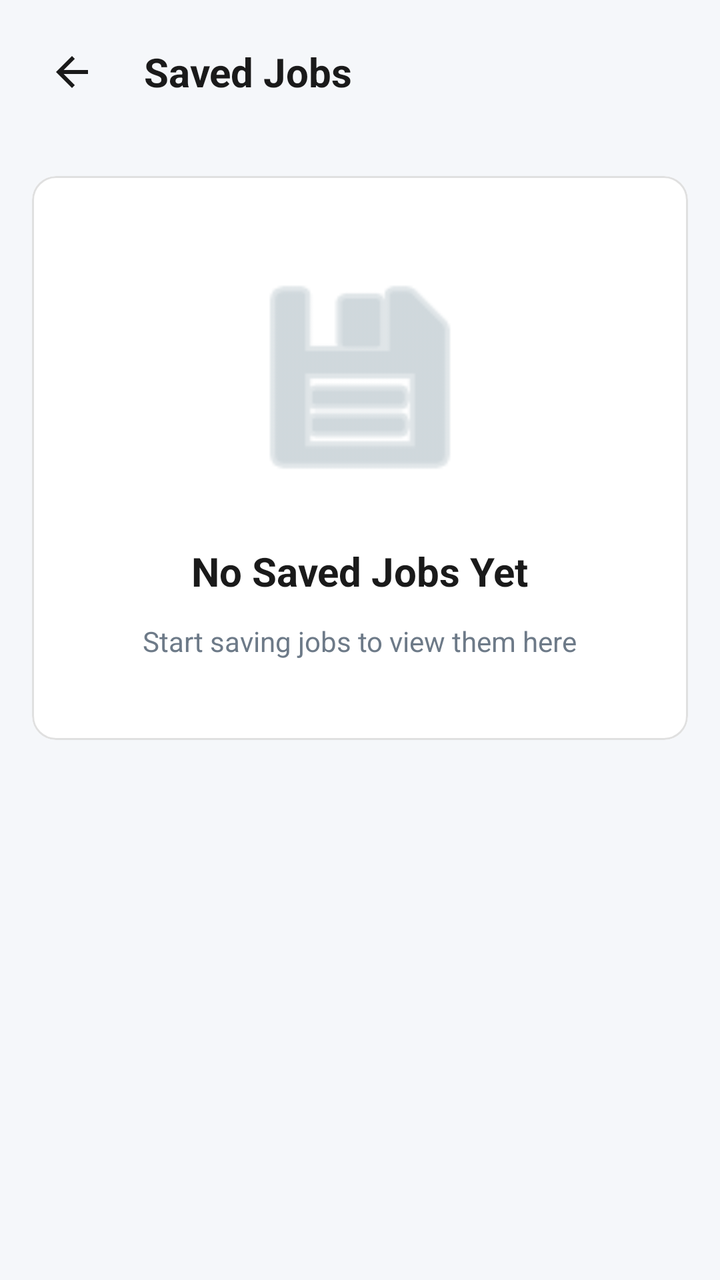
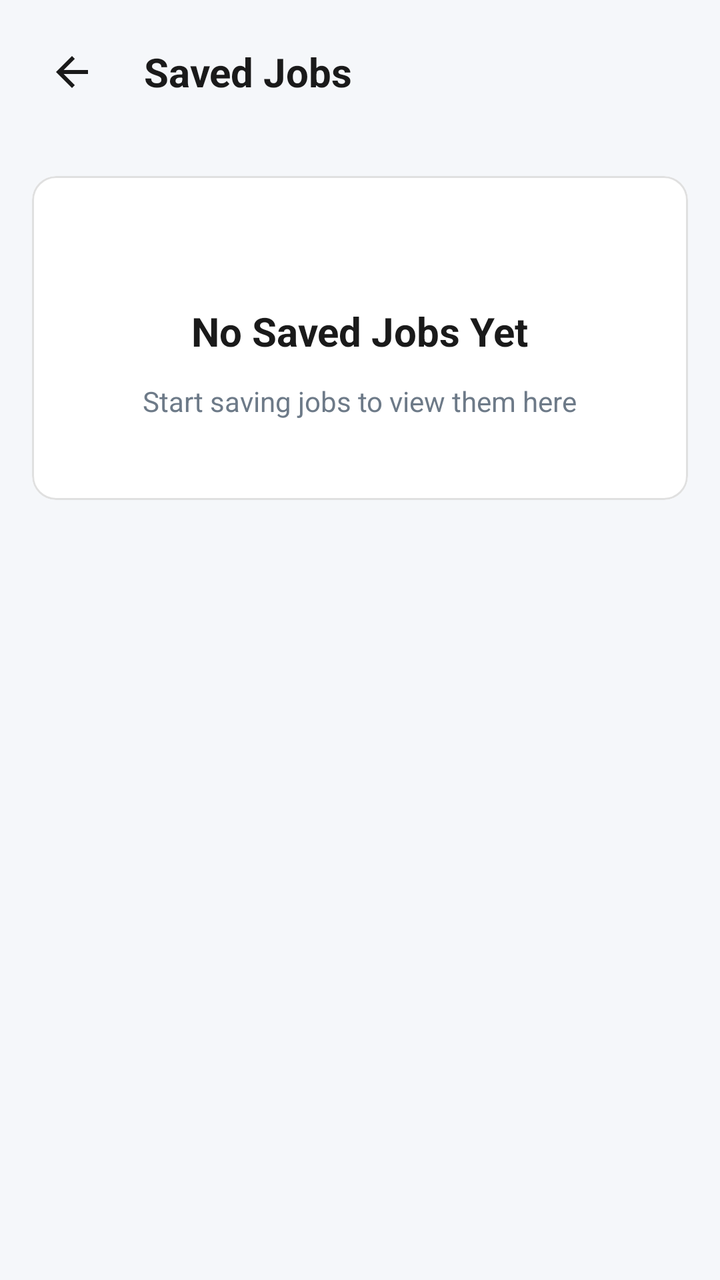

Screens rendered from an Android XML layout before and after an edit, with the pre-edit source and the edit as a unified diff.
<!-- AndroidManifest.xml: application theme Theme.WorkWiseSA -->
<!-- res/layout/settingsviewsavedjobs.xml -->
<?xml version="1.0" encoding="utf-8"?>
<RelativeLayout xmlns:android="http://schemas.android.com/apk/res/android"
    xmlns:app="http://schemas.android.com/apk/res-auto"
    xmlns:tools="http://schemas.android.com/tools"
    android:layout_width="match_parent"
    android:layout_height="match_parent"
    android:background="#F5F7FA"
    android:fitsSystemWindows="true"> <LinearLayout
    android:id="@+id/headerLayout"
    android:layout_width="match_parent"
    android:layout_height="wrap_content"
    android:background="#F5F7FA"
    android:orientation="horizontal"
    android:gravity="center_vertical"
    android:padding="16dp">

    <ImageButton
        android:id="@+id/backButton"
        android:layout_width="40dp"
        android:layout_height="40dp"
        android:background="?attr/selectableItemBackgroundBorderless"
        android:src="@drawable/baselinearrowback24"
        app:tint="#1A1A1A" />

    <TextView
        android:id="@+id/pageTitle"
        android:layout_width="wrap_content"
        android:layout_height="wrap_content"
        android:layout_marginStart="16dp"
        android:text="Saved Jobs"
        android:textColor="#1A1A1A"
        android:textSize="20sp"
        android:textStyle="bold" />
</LinearLayout>

    <androidx.core.widget.NestedScrollView
        android:layout_width="match_parent"
        android:layout_height="match_parent"
        android:layout_below="@id/headerLayout"
        android:clipToPadding="false"
        android:padding="16dp">

        <LinearLayout
            android:layout_width="match_parent"
            android:layout_height="wrap_content"
            android:orientation="vertical">

            <com.google.android.material.card.MaterialCardView
                android:id="@+id/emptyStateCard"
                android:layout_width="match_parent"
                android:layout_height="wrap_content"
                app:cardBackgroundColor="#FFFFFF"
                app:cardCornerRadius="12dp"
                app:cardElevation="0dp"
                app:strokeColor="#E0E0E0"
                app:strokeWidth="1dp">

                <LinearLayout
                    android:layout_width="match_parent"
                    android:layout_height="wrap_content"
                    android:orientation="vertical"
                    android:padding="40dp"
                    android:gravity="center">

                    <ImageView
                        android:layout_width="120dp"
                        android:layout_height="120dp"
                        android:layout_marginBottom="24dp"
                        android:src="@android:drawable/ic_menu_save"
                        app:tint="#B0BEC5"
                        tools:ignore="ContentDescription" />

                    <TextView
                        android:layout_width="wrap_content"
                        android:layout_height="wrap_content"
                        android:text="No Saved Jobs Yet"
                        android:textColor="#1A1A1A"
                        android:textSize="20sp"
                        android:textStyle="bold"
                        android:layout_marginBottom="12dp" />

                    <TextView
                        android:layout_width="wrap_content"
                        android:layout_height="wrap_content"
                        android:text="Start saving jobs to view them here"
                        android:textColor="#6D7A88"
                        android:textSize="14sp"
                        android:textAlignment="center" />
                </LinearLayout>
            </com.google.android.material.card.MaterialCardView>

            <LinearLayout
                android:id="@+id/savedJobsContainer"
                android:layout_width="match_parent"
                android:layout_height="wrap_content"
                android:orientation="vertical"
                android:visibility="gone"
                tools:visibility="visible">

            </LinearLayout>
        </LinearLayout>
    </androidx.core.widget.NestedScrollView>

</RelativeLayout>
<!-- resources referenced by this layout -->
<resources>
  <!-- drawable baselinearrowback24 (drawable) -->
  <?xml version="1.0" encoding="utf-8"?>
  <vector xmlns:android="http://schemas.android.com/apk/res/android"
      android:width="24dp"
      android:height="24dp"
      android:viewportWidth="24"
      android:viewportHeight="24">
      <path
          android:fillColor="@android:color/black"
          android:pathData="M20,11H7.83l5.59,-5.59L12,4l-8,8 8,8 1.41,-1.41L7.83,13H20v-2z"/>
  </vector>
  <style name="Theme.WorkWiseSA" parent="Theme.Material3.Light.NoActionBar">
          <item name="colorPrimary">@color/colorPrimary</item>
          <item name="colorOnPrimary">@color/colorOnPrimary</item>
          <item name="colorSecondary">@color/colorSecondary</item>
          <item name="android:statusBarColor">@color/colorPrimary</item>
          <item name="android:navigationBarColor">@color/colorPrimary</item>
  
          
          <item name="textInputStyle">@style/Widget.WorkWise.TextInputLayout</item>
      </style>
  <color name="colorPrimary">#2563EB</color>
  <color name="colorOnPrimary">#FFFFFF</color>
  <color name="colorSecondary">#0EA5E9</color>
  <style name="Widget.WorkWise.TextInputLayout" parent="Widget.Material3.TextInputLayout.OutlinedBox">
          <item name="boxBackgroundColor">@color/colorSurface</item>
          <item name="boxCornerRadiusTopStart">14dp</item>
          <item name="boxCornerRadiusTopEnd">14dp</item>
          <item name="boxCornerRadiusBottomStart">14dp</item>
          <item name="boxCornerRadiusBottomEnd">14dp</item>
      </style>
  <color name="colorSurface">#FFFFFF</color>
</resources>

<!-- the commit's change to res/layout/settingsviewsavedjobs.xml (unified diff, before → after) -->
@@ -64,7 +64,7 @@
 
                     <ImageView
                         android:layout_width="120dp"
-                        android:layout_height="120dp"
+                        android.layout_height="120dp"
                         android:layout_marginBottom="24dp"
                         android:src="@android:drawable/ic_menu_save"
                         app:tint="#B0BEC5"
